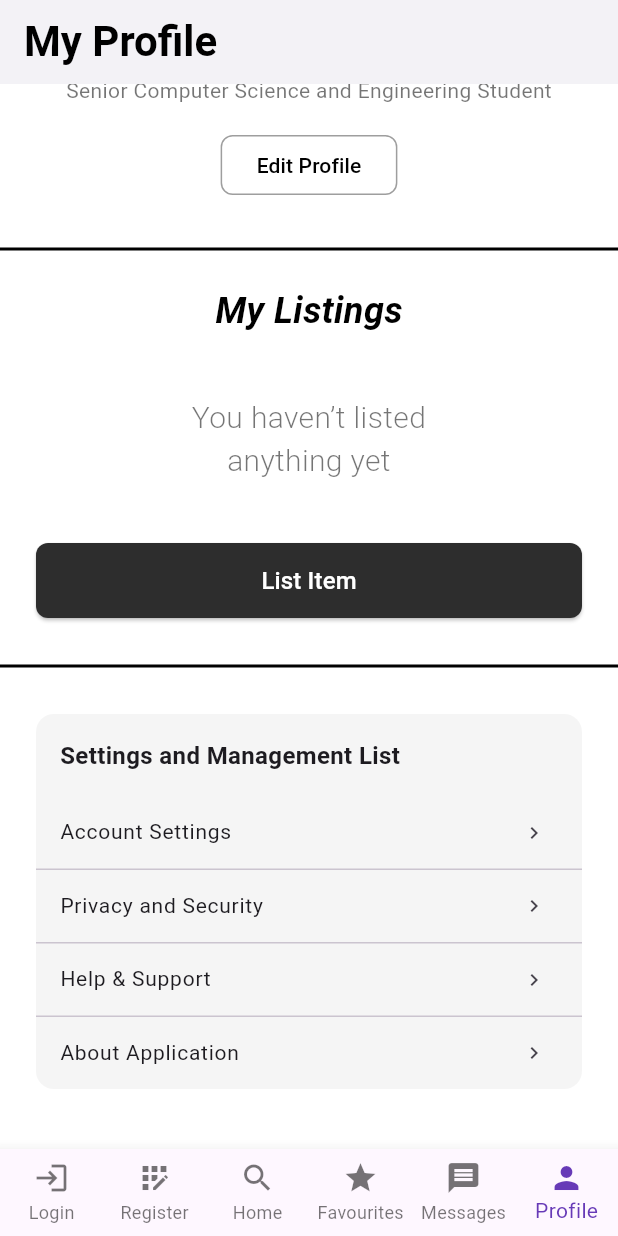
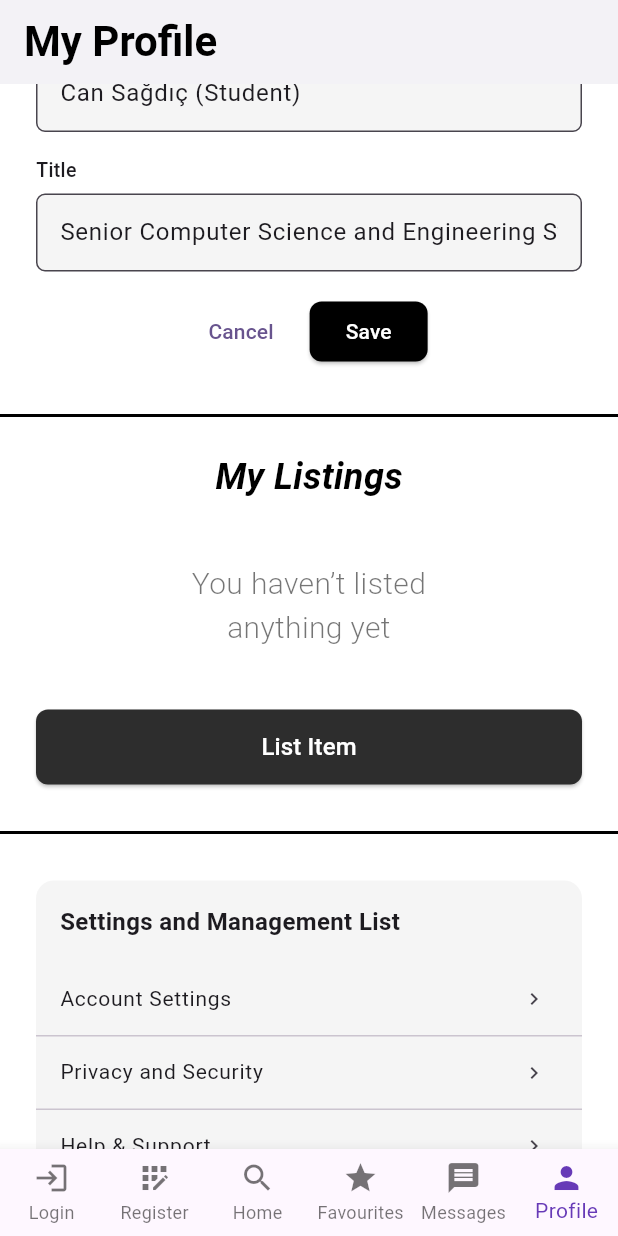
Before and after one commit to cansagdic/unimarket_app_cs310, a Flutter app: the screen it shows after launch, item 6 of the bottom bar chosen, scrolled down 181 dp, after a tap on "Edit Profile", on a phone screen of 412 x 824 dp. Run offline on Flutter 3.47's test engine with Material 3 defaults, Android fonts, the light colour scheme and no system bars; network calls fail.

Commit message:
Add seller profile page and update profile page

```diff
--- a/lib/profile_page.dart
+++ b/lib/profile_page.dart
@@ -1,8 +1,75 @@
 import 'package:flutter/material.dart';
 import 'upload_page.dart';
 
-class ProfilePage extends StatelessWidget {
+class ProfilePage extends StatefulWidget {
   const ProfilePage({super.key});
+
+  @override
+  State<ProfilePage> createState() => _ProfilePageState();
+}
+
+class _ProfilePageState extends State<ProfilePage> {
+  bool _isEditing = false;
+
+  late TextEditingController _nameController;
+  late TextEditingController _titleController;
+
+
+  @override
+  void initState() {
+    super.initState();
+    _nameController = TextEditingController(
+      text: 'Can Sağdıç (Student)',
+    );
+    _titleController = TextEditingController(
+      text: 'Senior Computer Science and Engineering Student',
+    );
+  }
+
+
+  @override
+  void dispose() {
+    _nameController.dispose();
+    _titleController.dispose();
+    super.dispose();
+  }
+
+  void _enterEditMode() {
+    setState(() {
+      _isEditing = true;
+    });
+  }
+
+  void _cancelEdit() {
+    // İstersen burada eski değerleri geri yükleyebilirsin
+    setState(() {
+      _isEditing = false;
+    });
+  }
+
+  void _saveEdit() {
+    // Normalde validation + backend kaydı olur
+    if (_nameController.text.trim().isEmpty ||
+        _titleController.text.trim().isEmpty) {
+      ScaffoldMessenger.of(context).showSnackBar(
+        const SnackBar(
+          content: Text('Name and title cannot be empty'),
+        ),
+      );
+      return;
+    }
+
+    setState(() {
+      _isEditing = false;
+    });
+
+    ScaffoldMessenger.of(context).showSnackBar(
+      const SnackBar(
+        content: Text('Profile updated successfully'),
+        duration: Duration(seconds: 2),
+      ),
+    );
+  }
 
   @override
   Widget build(BuildContext context) {
@@ -20,11 +87,13 @@ class ProfilePage extends StatelessWidget {
         backgroundColor: Colors.white,
         elevation: 0,
         centerTitle: false,
+        iconTheme: const IconThemeData(color: Colors.black),
       ),
       body: SingleChildScrollView(
         child: Column(
           children: [
             const SizedBox(height: 20),
+
             // Profile Image
             const CircleAvatar(
               radius: 50,
@@ -32,28 +101,30 @@ class ProfilePage extends StatelessWidget {
               child: Icon(Icons.person, size: 60, color: Colors.white),
             ),
             const SizedBox(height: 16),
-            // Name
-            const Text(
-              'Can Sağdıç (Student)',
-              style: TextStyle(
+
+            // ----- VIEW MODE vs EDIT MODE -----
+            if (!_isEditing) ...[
+              // VIEW MODE
+              Text(
+                _nameController.text,
+                style: const TextStyle(
                   fontSize: 22,
                   fontWeight: FontWeight.bold,
                   color: Colors.black,
                 ),
               ),
               const SizedBox(height: 8),
-            // Subtitle
-            const Text(
-              'Senior Computer Science and Engineering Student',
-              style: TextStyle(
+              Text(
+                _titleController.text,
+                textAlign: TextAlign.center,
+                style: const TextStyle(
                   fontSize: 14,
                   color: Colors.black54,
                 ),
               ),
               const SizedBox(height: 16),
-            // Edit Profile Button
               OutlinedButton(
-              onPressed: () {},
+                onPressed: _enterEditMode,
                 style: OutlinedButton.styleFrom(
                   shape: RoundedRectangleBorder(
                     borderRadius: BorderRadius.circular(8),
@@ -65,9 +136,69 @@ class ProfilePage extends StatelessWidget {
                   style: TextStyle(color: Colors.black),
                 ),
               ),
+            ] else ...[
+              // EDIT MODE
+              Padding(
+                padding: const EdgeInsets.symmetric(horizontal: 24.0),
+                child: Column(
+                  crossAxisAlignment: CrossAxisAlignment.stretch,
+                  children: [
+                    const Text(
+                      'Full Name',
+                      style: TextStyle(
+                        fontSize: 13,
+                        fontWeight: FontWeight.w500,
+                      ),
+                    ),
+                    const SizedBox(height: 6),
+                    TextField(
+                      controller: _nameController,
+                      decoration: _inputDecoration(),
+                    ),
+                    const SizedBox(height: 16),
+                    const Text(
+                      'Title',
+                      style: TextStyle(
+                        fontSize: 13,
+                        fontWeight: FontWeight.w500,
+                      ),
+                    ),
+                    const SizedBox(height: 6),
+                    TextField(
+                      controller: _titleController,
+                      decoration: _inputDecoration(),
+                    ),
+                    const SizedBox(height: 16),
+                    Row(
+                      mainAxisAlignment: MainAxisAlignment.center,
+                      children: [
+                        TextButton(
+                          onPressed: _cancelEdit,
+                          child: const Text('Cancel'),
+                        ),
+                        const SizedBox(width: 12),
+                        ElevatedButton(
+                          onPressed: _saveEdit,
+                          style: ElevatedButton.styleFrom(
+                            backgroundColor: Colors.black,
+                            foregroundColor: Colors.white,
+                            shape: RoundedRectangleBorder(
+                              borderRadius: BorderRadius.circular(8),
+                            ),
+                          ),
+                          child: const Text('Save'),
+                        ),
+                      ],
+                    ),
+                  ],
+                ),
+              ),
+            ],
+
             const SizedBox(height: 24),
             const Divider(thickness: 2, color: Colors.black),
             const SizedBox(height: 16),
+
             // My Listings Header
             const Text(
               'My Listings',
@@ -79,6 +210,7 @@ class ProfilePage extends StatelessWidget {
               ),
             ),
             const SizedBox(height: 40),
+
             // Empty State Text
             const Text(
               'You haven’t listed\nanything yet',
@@ -90,6 +222,7 @@ class ProfilePage extends StatelessWidget {
               ),
             ),
             const SizedBox(height: 40),
+
             // List Item Button
             Padding(
               padding: const EdgeInsets.symmetric(horizontal: 24.0),
@@ -100,11 +233,13 @@ class ProfilePage extends StatelessWidget {
                   onPressed: () {
                     Navigator.push(
                       context,
-                      MaterialPageRoute(builder: (context) => const UploadPage()),
+                      MaterialPageRoute(
+                        builder: (context) => const UploadPage(),
+                      ),
                     );
                   },
                   style: ElevatedButton.styleFrom(
-                    backgroundColor: const Color(0xFF2D2D2D), // Dark grey/black
+                    backgroundColor: const Color(0xFF2D2D2D),
                     shape: RoundedRectangleBorder(
                       borderRadius: BorderRadius.circular(8),
                     ),
@@ -119,6 +254,7 @@ class ProfilePage extends StatelessWidget {
             const SizedBox(height: 24),
             const Divider(thickness: 2, color: Colors.black),
             const SizedBox(height: 24),
+
             // Settings List
             Container(
               margin: const EdgeInsets.symmetric(horizontal: 24),
@@ -164,4 +300,23 @@ class ProfilePage extends StatelessWidget {
       dense: true,
     );
   }
+
+  InputDecoration _inputDecoration() {
+    return InputDecoration(
+        contentPadding: const EdgeInsets.symmetric(
+          horizontal: 12,
+          vertical: 14,
+        ),
+        filled: true,
+        fillColor: const Color(0xfff5f5f5),
+        border: OutlineInputBorder(
+          borderRadius: BorderRadius.circular(6),
+          borderSide: const BorderSide(color: Colors.black12),
+        ),
+        focusedBorder: OutlineInputBorder(
+            borderRadius: BorderRadius.circular(6),
+            borderSide: const BorderSide(color: Colors.black87),
+              ),
+                  );
           }
+}
```
Also changed, not shown: lib/seller_profile_page.dart (added). Lines whose indentation alone changed are shown as unchanged.
